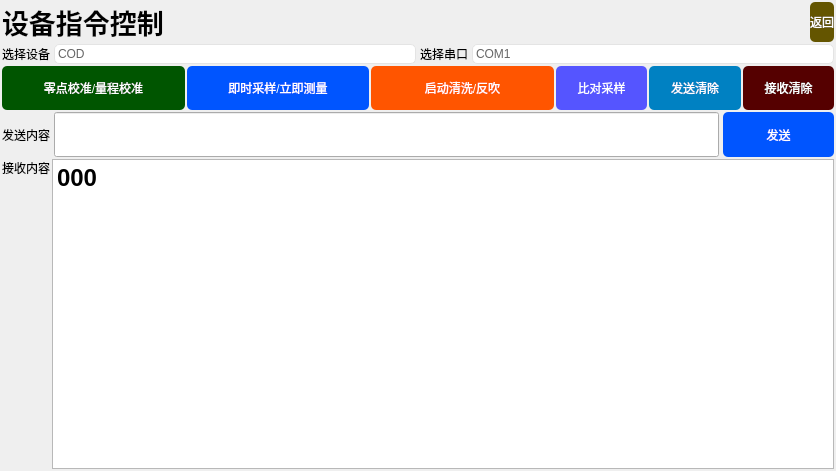
Old version of the form qtApp/devicecmdctrldlg.ui in the repository aa123Eason/workcode.
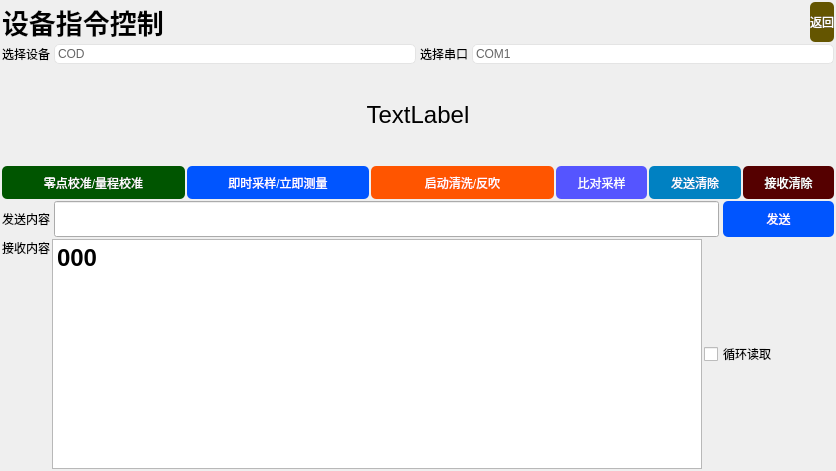
New version of the form. Icons and pictures are not drawn.

The edit to the form file:
```diff
--- a/qtApp/devicecmdctrldlg.ui
+++ b/qtApp/devicecmdctrldlg.ui
@@ -19,7 +19,7 @@
   <property name="windowTitle">
    <string>Dialog</string>
   </property>
-  <layout class="QVBoxLayout" name="verticalLayout" stretch="0,0,1,1,7">
+  <layout class="QVBoxLayout" name="verticalLayout" stretch="0,0,3,1,1,7">
    <property name="spacing">
     <number>2</number>
    </property>
@@ -360,6 +360,21 @@
      </item>
     </layout>
    </item>
+   <item>
+    <widget class="QLabel" name="cominfo">
+     <property name="font">
+      <font>
+       <pointsize>18</pointsize>
+      </font>
+     </property>
+     <property name="text">
+      <string>TextLabel</string>
+     </property>
+     <property name="alignment">
+      <set>Qt::AlignCenter</set>
+     </property>
+    </widget>
+   </item>
    <item>
     <layout class="QHBoxLayout" name="horizontalLayout_4" stretch="2,2,2,1,1,1">
      <item>
@@ -628,7 +643,7 @@
     </layout>
    </item>
    <item>
-    <layout class="QHBoxLayout" name="horizontalLayout_3">
+    <layout class="QHBoxLayout" name="horizontalLayout_3" stretch="0,5,1">
      <item>
       <widget class="QLabel" name="label_5">
        <property name="sizePolicy">
@@ -663,6 +678,17 @@
        </property>
       </widget>
      </item>
+     <item>
+      <layout class="QVBoxLayout" name="verticalLayout_2">
+       <item>
+        <widget class="QCheckBox" name="loopread">
+         <property name="text">
+          <string>循环读取</string>
+         </property>
+        </widget>
+       </item>
+      </layout>
+     </item>
     </layout>
    </item>
   </layout>
```
